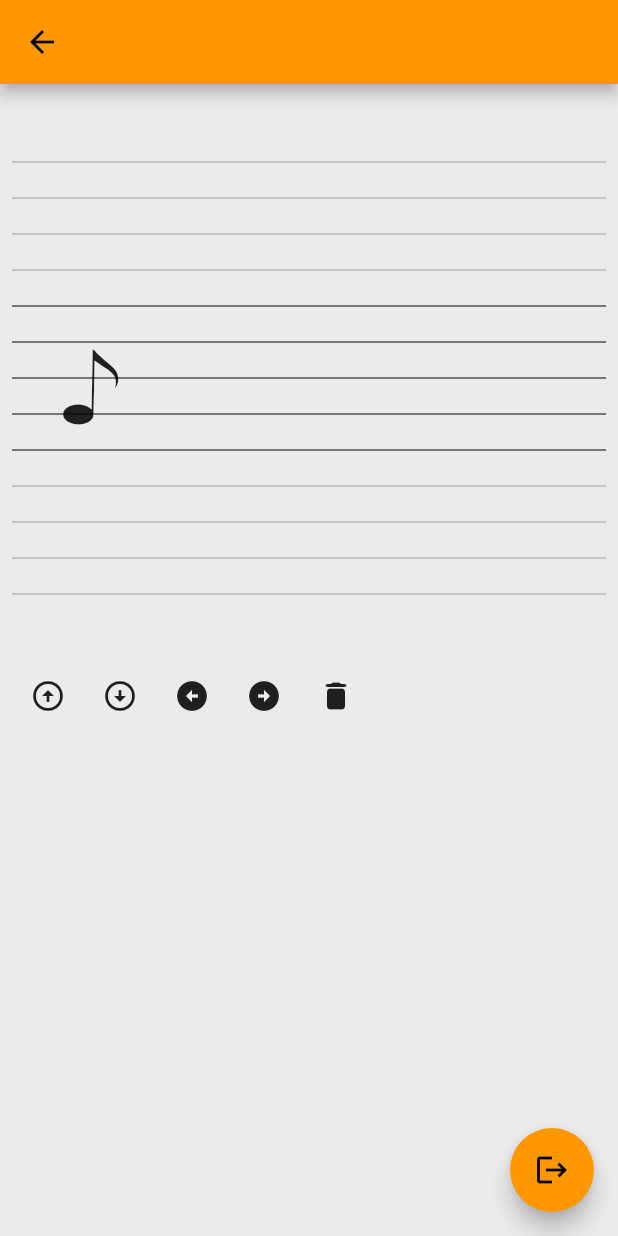
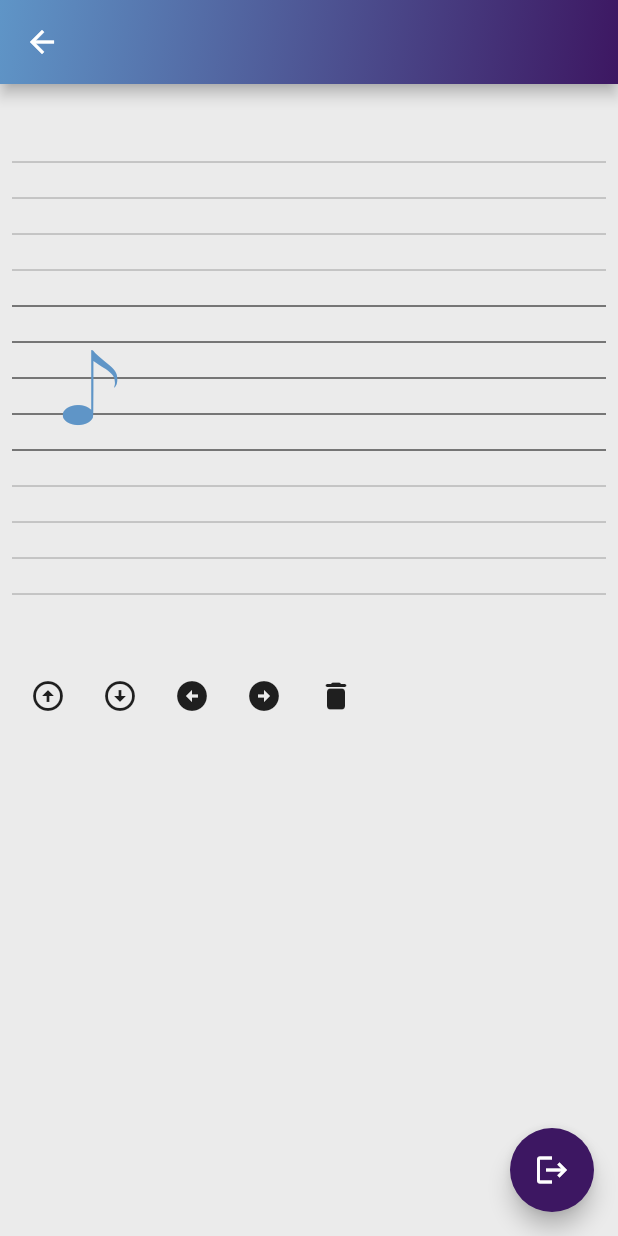
Before and after one commit to zoskar/tranquillo, a Flutter app: the HomeScreen screen opened directly, on a phone screen of 412 x 824 dp. Run offline on Flutter 3.47's test engine with Material 2 defaults, Android fonts, the phone set to English and light mode, and no system bars; our stand-ins replace firebase_auth, firebase_core, firebase_database, flutter_bloc, flutter_form_builder, flutter_hooks; accounts and stored records are empty; network calls fail.

Commit message:
added note indication, removed note flipping

```diff
--- a/lib/app.dart
+++ b/lib/app.dart
@@ -24,7 +24,6 @@ class App extends StatelessWidget {
       ],
       child: MaterialApp(
         theme: ThemeData(
-          primarySwatch: Colors.orange,
           fontFamily: 'Montserrat',
           scaffoldBackgroundColor: const Color(0xFFEBEBEB),
         ),
--- a/lib/classes.dart
+++ b/lib/classes.dart
@@ -1,5 +1,3 @@
-import 'dart:math';
-
 class Note {
   Note({
     // 1 - 1/32
@@ -11,14 +9,6 @@ class Note {
 
   int duration;
   int pitch;
-
-  double getAngle() {
-    if (pitch <= 12) {
-      return pi;
-    } else {
-      return pi / 180;
-    }
-  }
 }
 
 class Beat {
--- a/lib/home_screen.dart
+++ b/lib/home_screen.dart
@@ -1,4 +1,5 @@
 import 'package:dict/cubits/beat_cubit.dart';
+import 'package:dict/util/app_colors.dart';
 import 'package:dict/util/notes_icons.dart';
 import 'package:flutter/material.dart';
 import 'package:flutter_bloc/flutter_bloc.dart';
@@ -18,6 +19,7 @@ class HomeScreen extends StatelessWidget {
     if (context.read<BeatCubit>().state is InitState) {
       context.read<BeatCubit>().init();
     }
+
     return Stack(
       children: [
         if (context.watch<AuthCubit>().state is AuthenticationInProgress)
@@ -25,7 +27,13 @@ class HomeScreen extends StatelessWidget {
             child: CircularProgressIndicator(),
           ),
         Scaffold(
-          appBar: AppBar(),
+          appBar: AppBar(
+            flexibleSpace: Container(
+              decoration: const BoxDecoration(
+                gradient: AppColors.myNewGradient,
+              ),
+            ),
+          ),
           body: Padding(
             padding: const EdgeInsets.all(8.0),
             child: Column(
@@ -38,19 +46,27 @@ class HomeScreen extends StatelessWidget {
                       BlocBuilder<BeatCubit, BeatState>(
                         builder: (context, state) => Row(
                           children: [
-                            for (var note
-                                in context.read<BeatCubit>().beat.notes)
+                            // TODO replace with foreach indexed
+                            for (var i = 0;
+                                i < context.read<BeatCubit>().beat.notes.length;
+                                i++)
                               Column(
                                 children: [
                                   SizedBox(
-                                    height: distance * step * note.pitch,
+                                    height: distance *
+                                        step *
+                                        context
+                                            .read<BeatCubit>()
+                                            .beat
+                                            .notes[i]
+                                            .pitch,
                                   ),
-                                  Transform.rotate(
-                                    angle: note.getAngle(),
-                                    child: const Icon(
-                                      NotesIcons.eight,
-                                      size: 88,
-                                    ),
+                                  Icon(
+                                    NotesIcons.eight,
+                                    color: i == context.read<BeatCubit>().index
+                                        ? AppColors.a
+                                        : Colors.black,
+                                    size: 88,
                                   ),
                                 ],
                               ),
@@ -99,6 +115,7 @@ class HomeScreen extends StatelessWidget {
             ),
           ),
           floatingActionButton: FloatingActionButton(
+            backgroundColor: AppColors.b,
             onPressed: () {
               context.read<UserDataCubit>().removeData();
               context.read<AuthCubit>().logOut();
--- /dev/null
+++ b/lib/util/app_colors.dart
@@ -0,0 +1,13 @@
+import 'package:flutter/material.dart';
+
+class AppColors {
+  static const a = Color(0xFF5f95c7);
+
+  static const b = Color(0xFF3d1762);
+
+  static const myNewGradient = LinearGradient(
+    begin: Alignment.topLeft,
+    end: Alignment.bottomRight,
+    colors: <Color>[AppColors.a, AppColors.b],
+  );
+}
--- a/lib/util/fonts.dart
+++ b/lib/util/fonts.dart
@@ -16,7 +16,7 @@ class AppTextStyles {
   static const black20b = TextStyle(
     fontFamily: 'Montserrat',
     color: Colors.black,
-   	fontWeight: FontWeight.bold,
+    fontWeight: FontWeight.bold,
     fontSize: 20,
   );
 }
```
Also changed, not shown: lib/generated/firebase_options.dart, lib/main.dart (renamed from lib/main_dev.dart), 1 other file.
